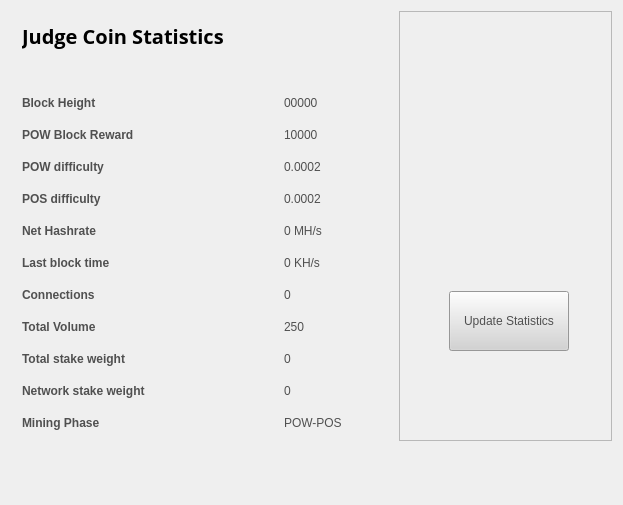
Old version of the form src/qt/forms/statisticspage.ui in the repository judgecrypto/judgecoin.
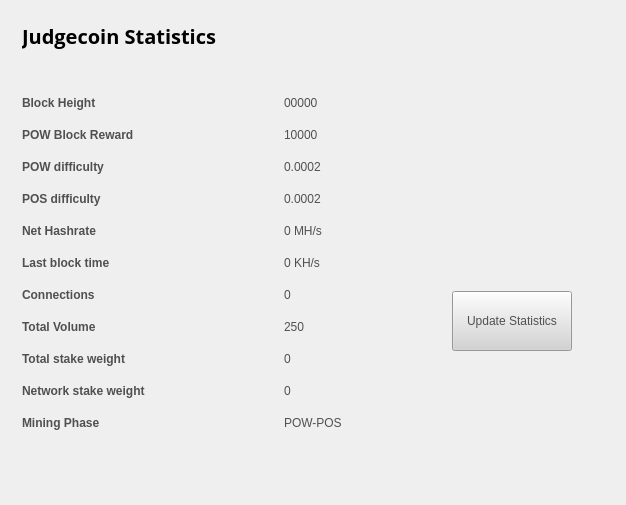
New version of the form. Icons and pictures are not drawn.

The edit to the form file:
```diff
--- a/src/qt/forms/statisticspage.ui
+++ b/src/qt/forms/statisticspage.ui
@@ -9,7 +9,7 @@
    <rect>
     <x>0</x>
     <y>0</y>
-    <width>623</width>
+    <width>626</width>
     <height>505</height>
    </rect>
   </property>
@@ -33,10 +33,13 @@
       </size>
      </property>
      <property name="frameShape">
-      <enum>QFrame::StyledPanel</enum>
+      <enum>QFrame::NoFrame</enum>
      </property>
      <property name="frameShadow">
-      <enum>QFrame::Raised</enum>
+      <enum>QFrame::Plain</enum>
+     </property>
+     <property name="lineWidth">
+      <number>0</number>
      </property>
      <widget class="QPushButton" name="startButton">
       <property name="geometry">
@@ -93,6 +96,9 @@
         <property name="fieldGrowthPolicy">
          <enum>QFormLayout::FieldsStayAtSizeHint</enum>
         </property>
+        <property name="formAlignment">
+         <set>Qt::AlignLeading|Qt::AlignLeft|Qt::AlignTop</set>
+        </property>
         <property name="horizontalSpacing">
          <number>139</number>
         </property>
@@ -277,7 +283,7 @@
            </font>
           </property>
           <property name="text">
-           <string>&lt;html&gt;&lt;head/&gt;&lt;body&gt;&lt;p&gt;&lt;span style=&quot; font-size:20px; font-weight:600; color:#000000;&quot;&gt;Judge Coin Statistics&lt;/span&gt;&lt;/p&gt;&lt;/body&gt;&lt;/html&gt;</string>
+           <string>&lt;html&gt;&lt;head/&gt;&lt;body&gt;&lt;p&gt;&lt;span style=&quot; font-size:20px; font-weight:600; color:#000000;&quot;&gt;Judgecoin Statistics&lt;/span&gt;&lt;/p&gt;&lt;/body&gt;&lt;/html&gt;</string>
           </property>
          </widget>
         </item>
```
